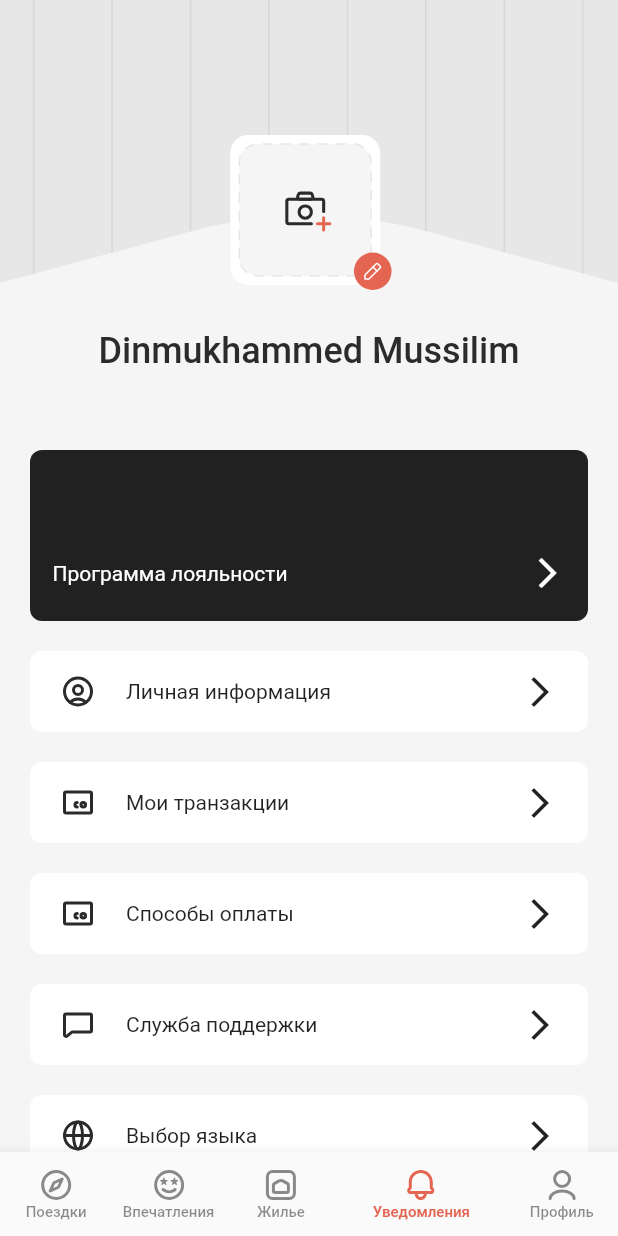
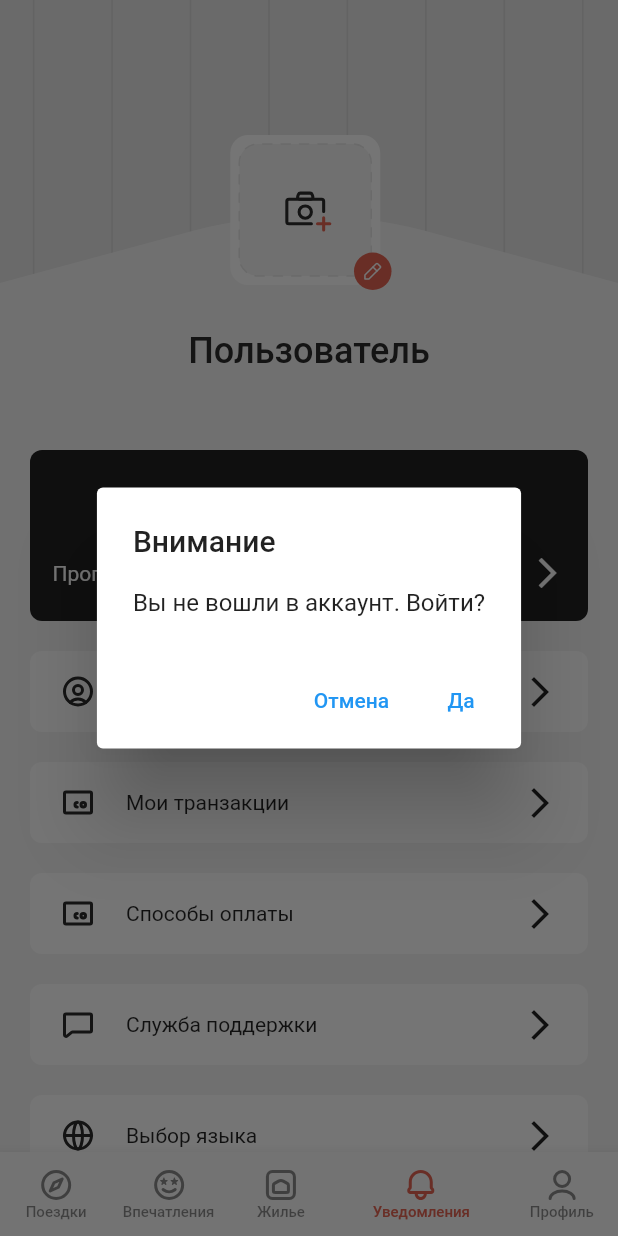
Before and after one commit to IamTheGreatThanos/pana_project, a Flutter app: the TabBarPage screen opened directly, item 4 of the bottom bar chosen, on a phone screen of 412 x 824 dp. Run offline on Flutter 3.47's test engine with Material 2 defaults, Android fonts, the phone set to English and light mode, and no system bars; our stand-ins replace cached_network_image, carousel_slider, flutter_svg, google_maps_flutter, image_picker, local_auth and 5 more; missing offline and left inert: cached_video_player; accounts and stored records are empty; network calls fail; project files that could hold a hidden picture were left out.

Commit message:
Added some changes.

```diff
--- a/lib/utils/UserDefaultsKeys.txt
+++ b/lib/utils/UserDefaultsKeys.txt
@@ -10,5 +10,6 @@ prefs.setString("user_email", response['user']['email']);
 prefs.setString("user_phone", response['user']['phone']);
 prefs.setString("user_phone_code", response['user']['phone_code']);
 prefs.setString('lock_code', widget.code);
+prefs.setString("user_avatar", response['user']['avatar']);
 prefs.setBool('isBiometricsUse', _switchValue);
 prefs.getBool('isLogedIn');
--- a/lib/views/auth/sms_verification_page.dart
+++ b/lib/views/auth/sms_verification_page.dart
@@ -191,6 +191,7 @@ class _SmsVerificationPageState extends State<SmsVerificationPage> {
         prefs.setString("user_email", response['user']['email']);
         prefs.setString("user_phone", response['user']['phone']);
         prefs.setInt("user_phone_code", response['user']['phone_code']);
+        prefs.setString("user_avatar", response['user']['avatar']);
         prefs.setBool('isLogedIn', true);
 
         Navigator.push(
@@ -209,7 +210,6 @@ class _SmsVerificationPageState extends State<SmsVerificationPage> {
       var response =
           await AuthProvider().registerVerify(pinCodeController.text);
       // TODO: Действие при авторизации пользователя...
-      print(response);
       if (response['response_status'] == 'ok') {
         prefs.setString("token", response['access_token']);
         prefs.setInt("user_id", response['user']['id']);
@@ -218,6 +218,7 @@ class _SmsVerificationPageState extends State<SmsVerificationPage> {
         prefs.setString("user_email", response['user']['email']);
         prefs.setString("user_phone", response['user']['phone']);
         prefs.setInt("user_phone_code", response['user']['phone_code']);
+        prefs.setString("user_avatar", response['user']['avatar']);
         prefs.setBool('isLogedIn', true);
 
         Navigator.push(
--- a/lib/views/auth/splash_screen.dart
+++ b/lib/views/auth/splash_screen.dart
@@ -4,9 +4,8 @@ import 'package:flutter/material.dart';
 import 'package:flutter_svg/flutter_svg.dart';
 import 'package:pana_project/services/main_api_provider.dart';
 import 'package:pana_project/utils/globalVariables.dart';
+import 'package:pana_project/views/home/tabbar_page.dart';
 import 'package:shared_preferences/shared_preferences.dart';
-
-import 'auth_page.dart';
 
 class SplashScreen extends StatefulWidget {
   @override
@@ -50,7 +49,7 @@ class _SplashScreenState extends State<SplashScreen> {
             // MaterialPageRoute(
             //     builder: (context) =>
             //         LockScreen(CreateLockCodePage())),
-            MaterialPageRoute(builder: (context) => AuthPage()),
+            MaterialPageRoute(builder: (context) => TabBarPage()),
           );
 
           setState(() {
--- a/lib/views/home/tabbar_page.dart
+++ b/lib/views/home/tabbar_page.dart
@@ -24,8 +24,8 @@ class _TabBarPageState extends State<TabBarPage> {
       HomeTravel(changeTabMethod),
       HomeImpression(),
       HomeHousing(),
-      ProfileMainPage(),
-      ProfileMainPage(),
+      ProfileMainPage(changeTabMethod),
+      ProfileMainPage(changeTabMethod),
     ];
   }
 
--- a/lib/views/housing/home_housing.dart
+++ b/lib/views/housing/home_housing.dart
@@ -225,7 +225,9 @@ class _HomeHousingState extends State<HomeHousing>
       for (int i = 0; i < response['data'].length; i++) {
         housingList.add(HousingCardModel.fromJson(response['data'][i]));
       }
-      setState(() {});
+      if (mounted) {
+        setState(() {});
+      }
     } else {
       ScaffoldMessenger.of(context).showSnackBar(SnackBar(
         content:
--- a/lib/views/profile/profile_main.dart
+++ b/lib/views/profile/profile_main.dart
@@ -1,5 +1,6 @@
 import 'dart:io';
 
+import 'package:cached_network_image/cached_network_image.dart';
 import 'package:flutter/material.dart';
 import 'package:flutter_svg/flutter_svg.dart';
 import 'package:image_picker/image_picker.dart';
@@ -16,6 +17,8 @@ import 'package:shared_preferences/shared_preferences.dart';
 import '../../utils/const.dart';
 
 class ProfileMainPage extends StatefulWidget {
+  const ProfileMainPage(this.onButtonPressed);
+  final void Function() onButtonPressed;
   @override
   _ProfileMainPageState createState() => _ProfileMainPageState();
 }
@@ -23,10 +26,14 @@ class ProfileMainPage extends StatefulWidget {
 class _ProfileMainPageState extends State<ProfileMainPage> {
   final ImagePicker _picker = ImagePicker();
   XFile? image;
-  String name = 'Dinmukhammed Mussilim';
+  String name = 'Пользователь';
+  String avatarUrl = '';
+
+  bool isLogedIn = false;
 
   @override
   void initState() {
+    checkIsLogedIn();
     super.initState();
   }
 
@@ -88,8 +95,13 @@ class _ProfileMainPageState extends State<ProfileMainPage> {
                                               File(image!.path),
                                               fit: BoxFit.fitWidth,
                                             )
-                                          : SvgPicture.asset(
-                                              'assets/images/add_photo_placeholder.svg'),
+                                          : avatarUrl != ''
+                                              ? CachedNetworkImage(
+                                                  imageUrl: avatarUrl,
+                                                  fit: BoxFit.cover,
+                                                )
+                                              : SvgPicture.asset(
+                                                  'assets/images/add_photo_placeholder.svg'),
                                     ),
                                   ),
                                 ),
@@ -99,7 +111,9 @@ class _ProfileMainPageState extends State<ProfileMainPage> {
                                     const EdgeInsets.fromLTRB(70, 70, 0, 0),
                                 child: GestureDetector(
                                   onTap: () {
-                                    changeAvatar();
+                                    if (isLogedIn = true) {
+                                      changeAvatar();
+                                    }
                                   },
                                   child: SvgPicture.asset(
                                     'assets/icons/avatar_edit_icon.svg',
@@ -234,4 +248,52 @@ class _ProfileMainPageState extends State<ProfileMainPage> {
         MaterialPageRoute(builder: (context) => AuthPage()),
         (Route<dynamic> route) => false);
   }
+
+  void checkIsLogedIn() async {
+    SharedPreferences prefs = await SharedPreferences.getInstance();
+    if (prefs.getBool('isLogedIn') == true) {
+      isLogedIn = true;
+      name = (prefs.getString('user_name') ?? '') +
+          ' ' +
+          (prefs.getString('user_surname') ?? '');
+      avatarUrl = prefs.getString('user_avatar') ?? '';
+      setState(() {});
+    } else {
+      isLogedIn = false;
+      showAlertDialog(context);
+    }
+  }
+
+  showAlertDialog(BuildContext context) {
+    Widget cancelButton = TextButton(
+      child: Text("Отмена"),
+      onPressed: () {
+        widget.onButtonPressed();
+        Navigator.of(context).pop();
+      },
+    );
+    Widget continueButton = TextButton(
+      child: Text("Да"),
+      onPressed: () {
+        Navigator.push(
+            context, MaterialPageRoute(builder: (context) => AuthPage()));
+      },
+    );
+
+    AlertDialog alert = AlertDialog(
+      title: Text("Внимание"),
+      content: Text("Вы не вошли в аккаунт. Войти?"),
+      actions: [
+        cancelButton,
+        continueButton,
+      ],
+    );
+
+    showDialog(
+      context: context,
+      builder: (BuildContext context) {
+        return alert;
+      },
+    ).whenComplete(() => widget.onButtonPressed());
+  }
 }
--- a/lib/views/travel/home_travel.dart
+++ b/lib/views/travel/home_travel.dart
@@ -18,7 +18,7 @@ class _HomeTravelState extends State<HomeTravel> {
       DateRangePickerController();
   TextEditingController _titleController = TextEditingController();
   String selectedRange = '';
-  bool justBool = true;
+  bool justBool = false;
 
   @override
   void initState() {
```
Also changed, not shown: lib/components/housing_card.dart (+25 -5 lines).
